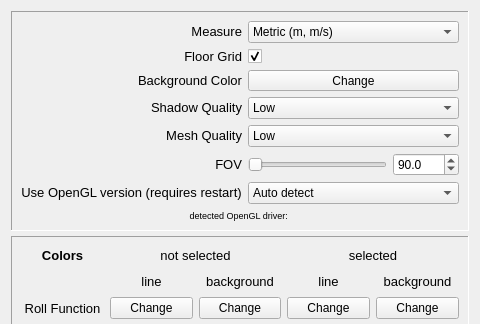
xwaldo/openFVD, file ui/optionsmenu.ui: the form before one commit; both pictures show x 0 to 480 and y 0 to 324 of the 480 by 480 pixel window.
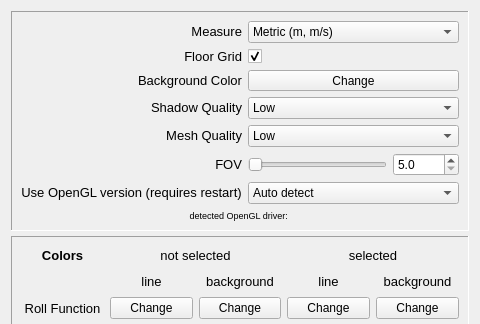
The form after the commit. Icons and pictures are not drawn. Custom widgets are drawn as their Qt base class.

```diff
--- a/ui/optionsmenu.ui
+++ b/ui/optionsmenu.ui
@@ -237,13 +237,13 @@
            <number>1</number>
           </property>
           <property name="minimum">
-           <double>60.000000000000000</double>
+           <double>5.000000000000000</double>
           </property>
           <property name="maximum">
            <double>175.000000000000000</double>
           </property>
           <property name="value">
-           <double>90.000000000000000</double>
+           <double>5.000000000000000</double>
           </property>
          </widget>
         </item>
```
